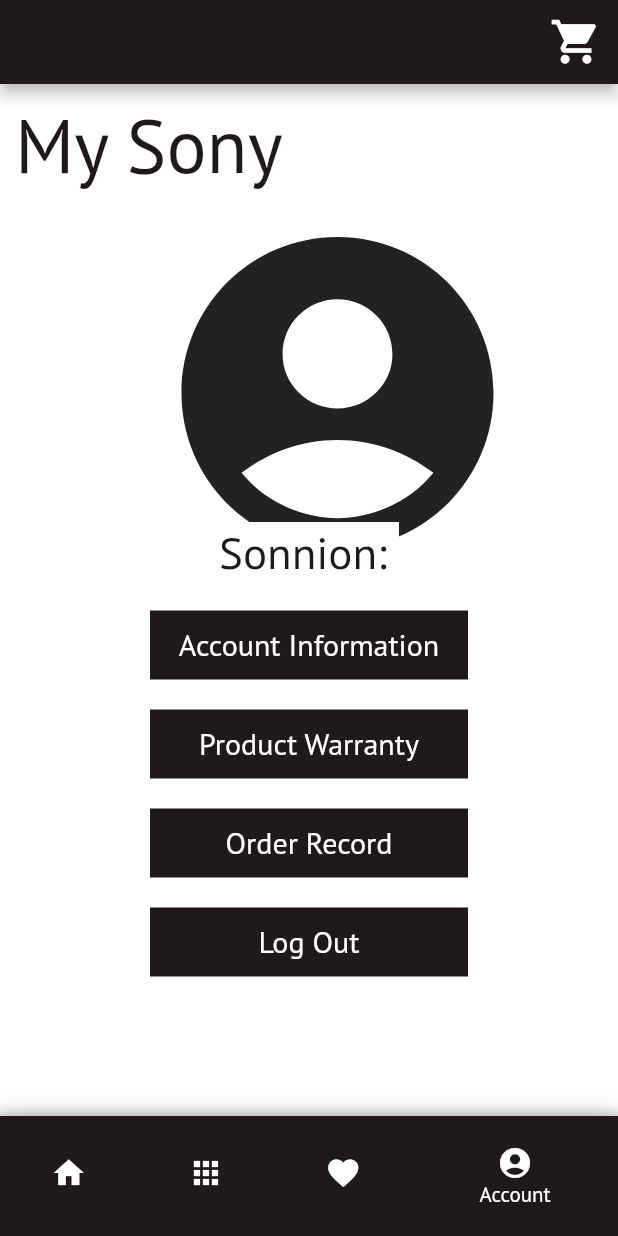
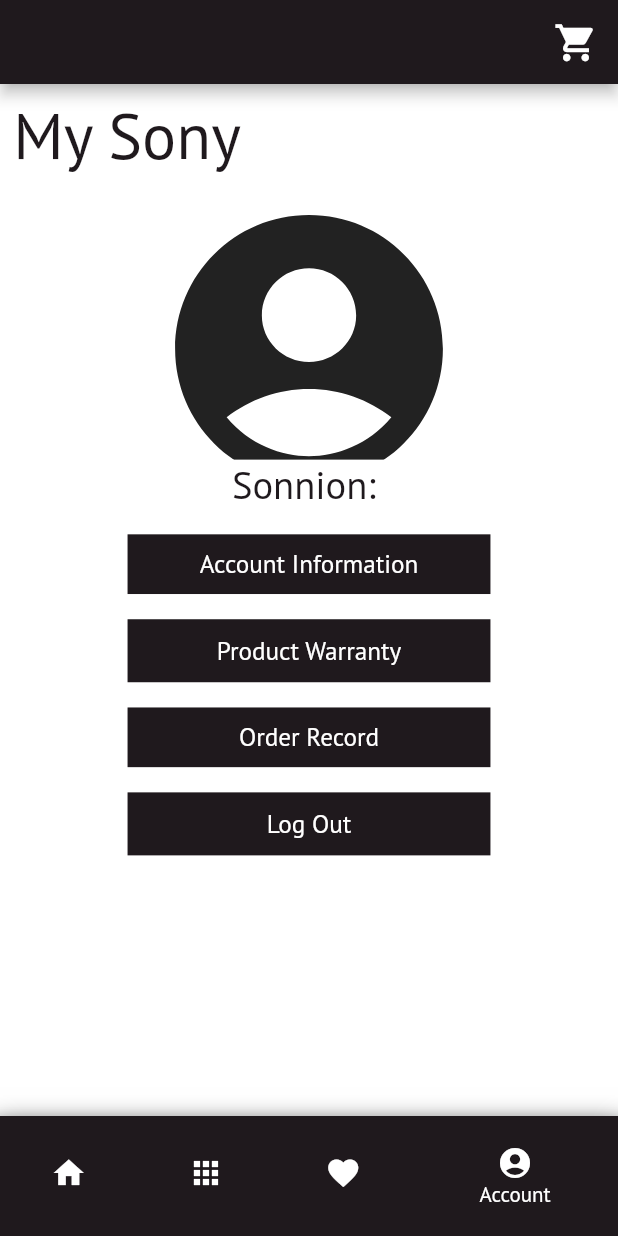
Before and after one commit to EdwinShiu/ecommerce_app, a Flutter app: the screen it shows once a user with an empty profile is signed in, swiped to page 4, on a phone screen of 412 x 824 dp. Run offline on Flutter 3.47's test engine with Material 2 defaults, Android fonts, the phone set to English and light mode, and no system bars; our stand-ins replace carousel_slider, cloud_firestore, firebase_auth, flutter_spinkit, google_fonts, sticky_headers; accounts and stored records are empty; network calls fail.

Commit message:
sizeConfig

```diff
--- a/lib/Pages/Page004/UserPage.dart
+++ b/lib/Pages/Page004/UserPage.dart
@@ -2,6 +2,7 @@ import 'package:ecommerce_app/authentication/auth.dart';
 import 'package:ecommerce_app/constant.dart';
 import 'package:ecommerce_app/data/user.dart';
 import 'package:ecommerce_app/parts/loadingScreen.dart';
+import 'package:ecommerce_app/sizeConfig.dart';
 import 'package:flutter/material.dart';
 import 'package:provider/provider.dart';
 
@@ -20,19 +21,19 @@ class UserPageState extends State<UserPage> {
 
     final userData = Provider.of<UserData>(context, listen: false);
     //print("userData " + userData.toString());
-
+    final double defaultSize = SizeConfig.defaultSize;
     return Stack(
       children: [
         Column(
           mainAxisSize: MainAxisSize.max,
           children: [
             Container(
-              padding: EdgeInsets.symmetric(vertical: 8.0, horizontal: 10.0),
+              padding: EdgeInsets.symmetric(vertical: defaultSize * 0.7, horizontal: defaultSize * 0.9),
               alignment: Alignment.bottomLeft,
               child: Text(
                 'My Sony',
                 style: TextStyle(
-                  fontSize: 50.0,
+                  fontSize: defaultSize * 4.3,
                   fontWeight: FontWeight.w500,
                   color: sonyBlack,
                 ),
@@ -40,7 +41,7 @@ class UserPageState extends State<UserPage> {
             ),
             Expanded(
             child: Padding(
-              padding: EdgeInsets.symmetric(horizontal: 100),
+              padding: EdgeInsets.symmetric(horizontal: defaultSize * 8.6),
               child: Column(
                 children: [
                   Stack(
@@ -50,7 +51,7 @@ class UserPageState extends State<UserPage> {
                         alignment: Alignment.center,
                         child: Icon(
                           Icons.account_circle,
-                          size: 250,
+                          size: defaultSize * 21.7,
                         ),
                       ),
                       Container(
@@ -60,7 +61,7 @@ class UserPageState extends State<UserPage> {
                         child: Text(
                           "Sonnion: " + ((userData != null) ? userData.userInformation.sonnion.toString() : "--"),
                           style: TextStyle(
-                            fontSize: 30.0,
+                            fontSize: defaultSize * 2.6,
                             fontWeight: FontWeight.w500,
                             color: sonyBlack,
                           ),
@@ -68,7 +69,7 @@ class UserPageState extends State<UserPage> {
                       ),
                     ],
                   ),
-                  SizedBox(height: 20),
+                  SizedBox(height: defaultSize * 1.7),
                   Ink(
                     width: double.maxFinite,
                     color: sonyBlack,
@@ -76,11 +77,11 @@ class UserPageState extends State<UserPage> {
                       child: Align(
                         alignment: Alignment.center,
                         child: Padding(
-                          padding: EdgeInsets.all(10),
+                          padding: EdgeInsets.all(defaultSize * 0.9),
                           child: Text(
                             "Account Information",
                             style: TextStyle(
-                              fontSize: 20.0,
+                              fontSize: defaultSize * 1.7,
                               fontWeight: FontWeight.w500,
                               color: Colors.white,
                             ),
@@ -92,7 +93,7 @@ class UserPageState extends State<UserPage> {
                       },
                     ),
                   ),
-                  SizedBox(height: 20),
+                  SizedBox(height: defaultSize * 1.7),
                   Ink(
                     width: double.maxFinite,
                     color: sonyBlack,
@@ -104,7 +105,7 @@ class UserPageState extends State<UserPage> {
                           child: Text(
                             "Product Warranty",
                             style: TextStyle(
-                              fontSize: 20.0,
+                              fontSize: defaultSize * 1.7,
                               fontWeight: FontWeight.w500,
                               color: Colors.white,
                             ),
@@ -116,7 +117,7 @@ class UserPageState extends State<UserPage> {
                       },
                     ),
                   ),
-                  SizedBox(height: 20),
+                  SizedBox(height: defaultSize * 1.7),
                   Ink(
                     width: double.maxFinite,
                     color: sonyBlack,
@@ -124,11 +125,11 @@ class UserPageState extends State<UserPage> {
                       child: Align(
                         alignment: Alignment.center,
                         child: Padding(
-                          padding: EdgeInsets.all(10),
+                          padding: EdgeInsets.all(defaultSize * 0.9),
                           child: Text(
                             "Order Record",
                             style: TextStyle(
-                              fontSize: 20.0,
+                              fontSize: defaultSize * 1.7,
                               fontWeight: FontWeight.w500,
                               color: Colors.white,
                             ),
@@ -140,7 +141,7 @@ class UserPageState extends State<UserPage> {
                       },
                     ),
                   ),
-                  SizedBox(height: 20),
+                  SizedBox(height: defaultSize * 1.7),
                   Ink(
                     width: double.maxFinite,
                     color: sonyBlack,
@@ -152,7 +153,7 @@ class UserPageState extends State<UserPage> {
                           child: Text(
                             "Log Out",
                             style: TextStyle(
-                              fontSize: 20.0,
+                              fontSize: defaultSize * 1.7,
                               fontWeight: FontWeight.w500,
                               color: Colors.white,
                             ),
--- a/lib/main.dart
+++ b/lib/main.dart
@@ -21,7 +21,6 @@ void main() {
 class MainApp extends StatelessWidget {
   @override
   Widget build(BuildContext context) {
-    SizeConfig().init(context);
     return ChangeNotifierProvider<RouteGenerator>.value(
       value: RouteGenerator(),
       child: MaterialApp(
@@ -41,8 +40,8 @@ class MainApp extends StatelessWidget {
 class MainNavigationPage extends StatelessWidget {
   @override
   Widget build(BuildContext context) {
+    SizeConfig().init(context);
     print("main got rebuild");
-    print(SizeConfig.defaultSize);
     //return StreamBuilder<User>(
       //stream: AuthService().user,
       //builder: (context, snapshot) {
--- a/lib/parts/appBar.dart
+++ b/lib/parts/appBar.dart
@@ -1,10 +1,12 @@
 import 'package:ecommerce_app/data/routing.dart';
+import 'package:ecommerce_app/sizeConfig.dart';
 import 'package:flutter/material.dart';
 import 'package:provider/provider.dart';
 import '../constant.dart';
 
 Widget drawerAppbar(BuildContext context) {
   final RouteGenerator route = Provider.of<RouteGenerator>(context);
+  final double defaultSize = SizeConfig.defaultSize;
   if (route.routeName == "/root") {
     return AppBar(
       backgroundColor: sonyBlack,
@@ -16,7 +18,7 @@ Widget drawerAppbar(BuildContext context) {
             icon: Icon(
               Icons.shopping_cart,
               color: Colors.white,
-              size: 35,
+              size: defaultSize * 3,
             ),
             onPressed: () {
               Scaffold.of(context).openEndDrawer();
@@ -36,7 +38,7 @@ Widget drawerAppbar(BuildContext context) {
         child: Icon(
           Icons.arrow_back,
           color: Colors.white,
-          size: 35,
+          size: defaultSize * 3,
         ),
       ),
       backgroundColor: sonyBlack,
@@ -48,7 +50,7 @@ Widget drawerAppbar(BuildContext context) {
             icon: Icon(
               Icons.shopping_cart,
               color: Colors.white,
-              size: 35,
+              size: defaultSize * 3,
             ),
             onPressed: () {
               Scaffold.of(context).openEndDrawer();
--- a/lib/parts/drawer.dart
+++ b/lib/parts/drawer.dart
@@ -1,7 +1,9 @@
+import 'package:ecommerce_app/sizeConfig.dart';
 import 'package:flutter/material.dart';
 import '../constant.dart';
 
 Widget mainDrawer() {
+  final double defaultSize = SizeConfig.defaultSize;
   return Drawer(
     child: ListView(
       physics: NeverScrollableScrollPhysics(),
@@ -16,7 +18,7 @@ Widget mainDrawer() {
               children: <Widget>[
                 Flexible(
                   child: Container(
-                    margin: EdgeInsets.only(right: 8.0),
+                    margin: EdgeInsets.only(right: defaultSize * 0.7),
                     child: Icon(
                       Icons.shopping_cart,
                       color: Colors.white,
@@ -28,7 +30,7 @@ Widget mainDrawer() {
                   child: Text(
                     'Cart',
                     style: TextStyle(
-                      fontSize: 28.0,
+                      fontSize: defaultSize * 2.4,
                       color: Colors.white,
                     ),
                   ),
@@ -38,8 +40,8 @@ Widget mainDrawer() {
           ),
         ),
         Container(
-          margin: EdgeInsets.symmetric(horizontal: 4.0),
-          height: 70.0,
+          margin: EdgeInsets.symmetric(horizontal: defaultSize * 0.3),
+          height: defaultSize * 6,
           child: ListTile(
             title: Text('Tile 1'),
             onTap: () {},
@@ -51,7 +53,7 @@ Widget mainDrawer() {
         ),
         Container(
           margin: EdgeInsets.symmetric(horizontal: 4.0),
-          height: 70.0,
+          height: defaultSize * 6,
           child: ListTile(
             title: Text('Tile 2'),
             onTap: () {},
@@ -63,7 +65,7 @@ Widget mainDrawer() {
         ),
         Container(
           margin: EdgeInsets.symmetric(horizontal: 4.0),
-          height: 70.0,
+          height: defaultSize * 6,
           child: ListTile(
             title: Text('Tile 3'),
             onTap: () {},
--- a/lib/parts/loadingScreen.dart
+++ b/lib/parts/loadingScreen.dart
@@ -1,16 +1,18 @@
 import 'package:ecommerce_app/constant.dart';
+import 'package:ecommerce_app/sizeConfig.dart';
 import 'package:flutter/material.dart';
 import 'package:flutter_spinkit/flutter_spinkit.dart';
 
 class LoadingScreen extends StatelessWidget {
   @override
   Widget build(BuildContext context) {
+    final double defaultSize = SizeConfig.defaultSize;
     return Material(
       color: Colors.white,
       child: Center(
         child: SpinKitDualRing(
           color: sonyBlack,
-          size: 50.0,
+          size: defaultSize * 4.3,
         ),
       ),
     );
```
Also changed, not shown: lib/Pages/OtherPages/item.dart (+36 -33 lines), lib/Pages/Page001/frontPage.dart (+9 -7 lines), lib/Pages/Page001/newItem.dart (+15 -12 lines), lib/Pages/Page002/SecondPage.dart (+11 -9 lines), lib/Pages/Page002/SubCategory.dart (+11 -9 lines), lib/Pages/Page002/itemPage.dart (+10 -8 lines), lib/Pages/Page003/ThirdPage.dart (+10 -8 lines), lib/Pages/Page004/LoginPage.dart (+12 -10 lines), lib/Pages/Page004/RegisterPage.dart (+12 -10 lines).
